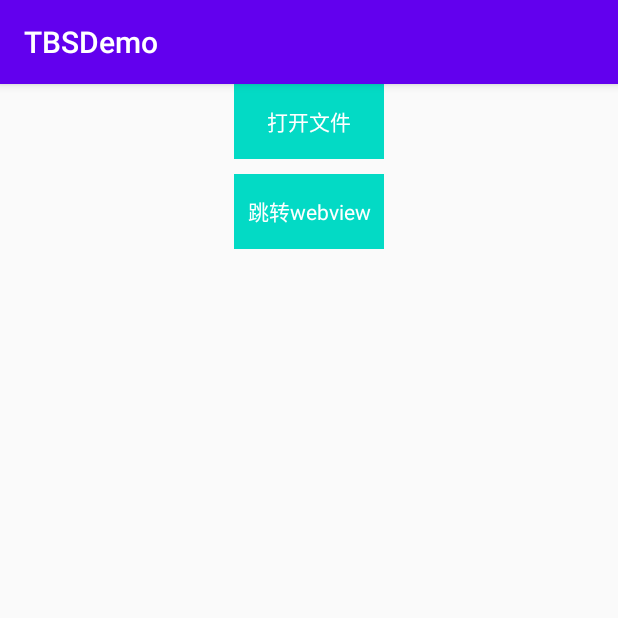
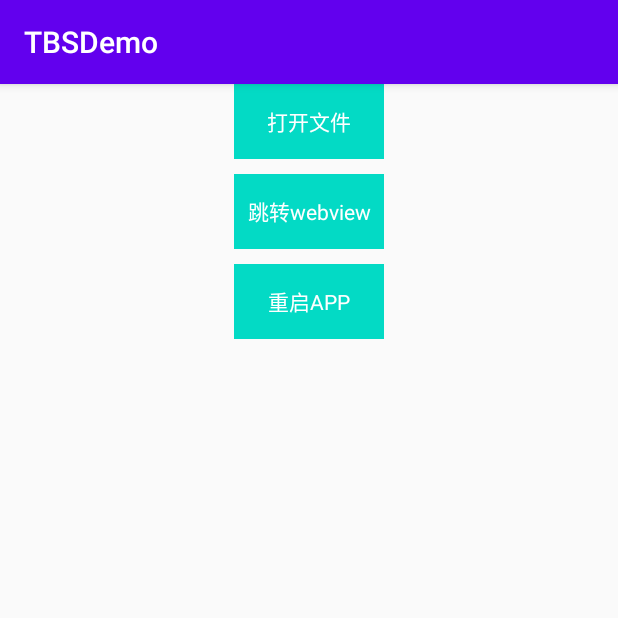
Before and after one commit to CaiJinFu/TBSDemo, an Android app: the screen it shows after launch (MainActivity), on a phone screen of 412 x 824 dp, the top half of it. Run offline under Robolectric (Android 15) with nearby library versions, the phone set to English and light mode, and no system bars; libraries missing offline, so code that uses them is left out: com.tencent.smtt; 8 statements that could not run were skipped.

Commit message:
增加x5加载失败后重置，重新下载

```diff
--- a/app/src/main/java/com/jackfruit/tbsdemo/App.java
+++ b/app/src/main/java/com/jackfruit/tbsdemo/App.java
@@ -19,6 +19,8 @@ import java.util.HashMap;
  */
 public class App extends Application {
 
+  public static boolean mIsInitTBSSuccess = false;
+
   @Override
   public void onCreate() {
     super.onCreate();
@@ -36,16 +38,19 @@ public class App extends Application {
         new TbsListener() {
           @Override
           public void onDownloadFinish(int i) {
+            //下载结束时的状态，下载成功时errorCode为100,其他均为失败，外部不需要关注具体的失败原因
             Log.d("QbSdk", "onDownloadFinish -->下载X5内核完成：" + i);
           }
 
           @Override
           public void onInstallFinish(int i) {
+            //安装结束时的状态，安装成功时errorCode为200,其他均为失败，外部不需要关注具体的失败原因
             Log.d("QbSdk", "onInstallFinish -->安装X5内核进度：" + i);
           }
 
           @Override
           public void onDownloadProgress(int i) {
+            //下载过程的通知，提供当前下载进度[0-100]
             Log.d("QbSdk", "onDownloadProgress -->下载X5内核进度：" + i);
           }
         });
@@ -56,16 +61,21 @@ public class App extends Application {
           public void onViewInitFinished(boolean arg0) {
             // x5內核初始化完成的回调，true表x5内核加载成功，否则表加载失败，会自动切换到系统内核。
             Log.d("QbSdk", " 内核加载 " + arg0);
+            mIsInitTBSSuccess = arg0;
             Toast.makeText(App.this, " 内核加载 " + arg0, Toast.LENGTH_SHORT).show();
           }
 
           @Override
-          public void onCoreInitFinished() {}
+          public void onCoreInitFinished() {
+            //内核初始化完毕
+            Log.d("QbSdk", "内核初始化完毕");
+          }
         };
 
     // x5内核初始化接口
     QbSdk.initX5Environment(getApplicationContext(), cb);
-    Log.i("QbSdk", "是否可以加载X5内核: " + QbSdk.canLoadX5(this));
+    //Log.i("QbSdk", "是否可以加载X5内核: " + QbSdk.canLoadX5(this));
     Log.i("QbSdk", "app是否主动禁用了X5内核: " + QbSdk.getIsSysWebViewForcedByOuter());
+
   }
 }
--- a/app/src/main/java/com/jackfruit/tbsdemo/MainActivity.java
+++ b/app/src/main/java/com/jackfruit/tbsdemo/MainActivity.java
@@ -1,8 +1,10 @@
 package com.jackfruit.tbsdemo;
 
 import android.content.Context;
+import android.content.Intent;
 import android.os.Bundle;
 import android.os.Environment;
+import android.util.Log;
 import android.view.View;
 import android.widget.TextView;
 import androidx.appcompat.app.AppCompatActivity;
@@ -14,21 +16,7 @@ public class MainActivity extends AppCompatActivity implements View.OnClickListe
 
   private TextView mTv;
   private TextView mTv2;
-
-  @Override
-  protected void onCreate(Bundle savedInstanceState) {
-    super.onCreate(savedInstanceState);
-    setContentView(R.layout.activity_main);
-    initView();
-    createDocumentsFile(this);
-  }
-
-  private void initView() {
-    mTv = (TextView) findViewById(R.id.tv);
-    mTv.setOnClickListener(this);
-    mTv2 = (TextView) findViewById(R.id.tv2);
-    mTv2.setOnClickListener(this);
-  }
+  private TextView mTv3;
 
   public static File createDocumentsFile(Context context) {
     File file;
@@ -55,10 +43,26 @@ public class MainActivity extends AppCompatActivity implements View.OnClickListe
   }
 
   @Override
+  protected void onCreate(Bundle savedInstanceState) {
+    super.onCreate(savedInstanceState);
+    setContentView(R.layout.activity_main);
+    initView();
+    createDocumentsFile(this);
+  }
+
+  private void initView() {
+    mTv = (TextView) findViewById(R.id.tv);
+    mTv.setOnClickListener(this);
+    mTv2 = (TextView) findViewById(R.id.tv2);
+    mTv2.setOnClickListener(this);
+    mTv3 = (TextView) findViewById(R.id.tv3);
+    mTv3.setOnClickListener(this);
+  }
+
+  @Override
   public void onClick(View v) {
     switch (v.getId()) {
       case R.id.tv:
-        // TODO 20/09/30
         QbSdk.openFileReader(
             this,
             "/sdcard/Android/data/com.jackfruit.tbsdemo/files/Documents/24049_预案公告.pdf",
@@ -69,11 +73,36 @@ public class MainActivity extends AppCompatActivity implements View.OnClickListe
             });
         break;
       case R.id.tv2:
-        // TODO 20/09/30
         WebActivity.start(this);
+        break;
+      case R.id.tv3:
+        Log.i("QbSdk", "是否可以加载X5内核: " + QbSdk.canLoadX5(this));
+        // 重新下载
+        // TbsDownloader.startDownload(this);
+        // 如果可以加载X5内核，则直接重启，否则重置x5
+        // 如果只是需要下载的话则调用TbsDownloader.startDownload(this);
+        // 可能会有意想不到加载不了的问题，重启是最简单粗暴的方法。
+        if (QbSdk.canLoadX5(this)) {
+          rebootApp();
+        } else {
+          // 重置X5的配置
+          QbSdk.reset(this);
+          rebootApp();
+        }
         break;
       default:
         break;
     }
   }
+
+  private void rebootApp() {
+    Intent intent = new Intent(this, MainActivity.class);
+    intent.addFlags(Intent.FLAG_ACTIVITY_CLEAR_TOP | Intent.FLAG_ACTIVITY_NEW_TASK);
+    startActivity(intent);
+    finish();
+    // 从操作系统中结束掉当前程序的进程
+    android.os.Process.killProcess(android.os.Process.myPid());
+    // 退出JVM(java虚拟机),释放所占内存资源,0表示正常退出(非0的都为异常退出)
+    System.exit(0);
+  }
 }
--- a/app/src/main/res/layout/activity_main.xml
+++ b/app/src/main/res/layout/activity_main.xml
@@ -30,4 +30,15 @@
     android:textColor="@android:color/white"
     />
 
+  <TextView
+    android:id="@+id/tv3"
+    android:layout_width="100dp"
+    android:layout_height="50dp"
+    android:layout_marginTop="10dp"
+    android:background="@color/colorAccent"
+    android:gravity="center"
+    android:text="重启APP"
+    android:textColor="@android:color/white"
+    />
+
 </LinearLayout>
```
Also changed, not shown: 1 other file.
